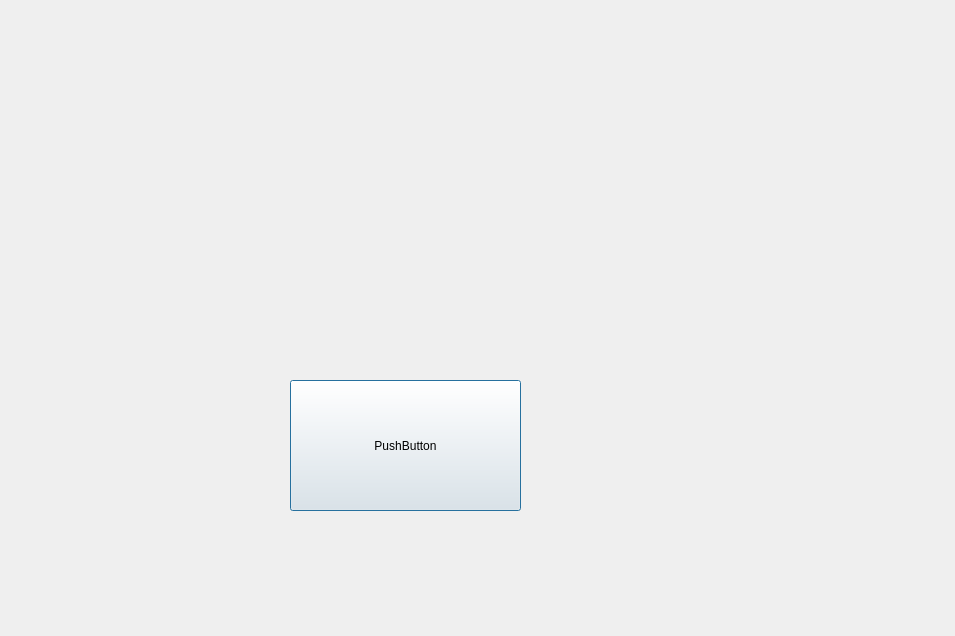
PPrzemko/PG2-DungeonCrawler, file startscreen.ui: the form before one commit.
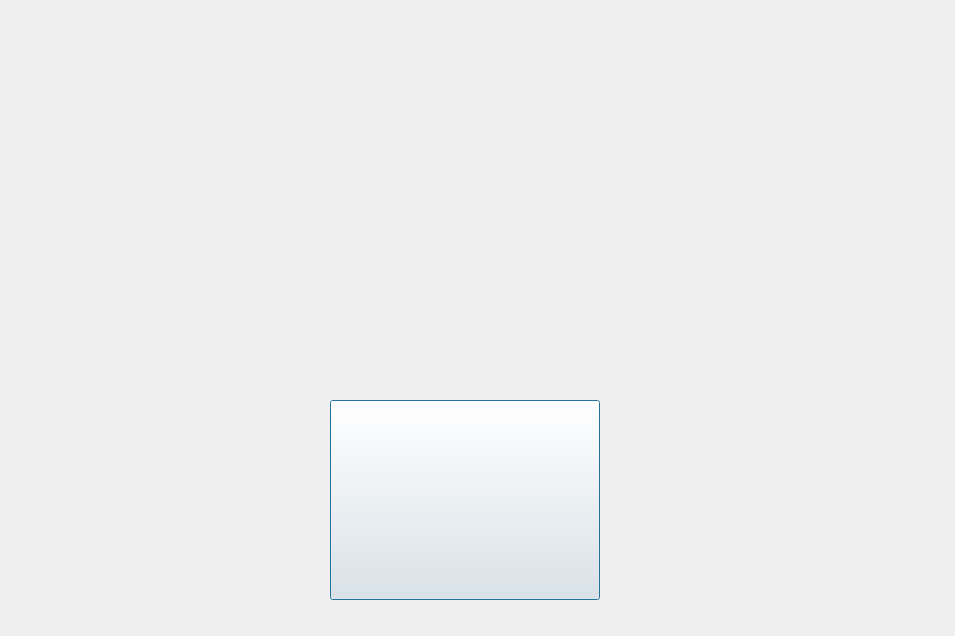
The form after the commit.

Commit message: added Resources and add Texture and Button

What changed in the file:
```diff
--- a/startscreen.ui
+++ b/startscreen.ui
@@ -16,16 +16,31 @@
   <widget class="QPushButton" name="pushButton">
    <property name="geometry">
     <rect>
-     <x>290</x>
-     <y>380</y>
-     <width>231</width>
-     <height>131</height>
+     <x>330</x>
+     <y>400</y>
+     <width>270</width>
+     <height>200</height>
     </rect>
    </property>
    <property name="text">
-    <string>PushButton</string>
+    <string/>
    </property>
   </widget>
+  <widget class="QLabel" name="LabelBackgroundImage">
+   <property name="geometry">
+    <rect>
+     <x>0</x>
+     <y>0</y>
+     <width>951</width>
+     <height>631</height>
+    </rect>
+   </property>
+   <property name="text">
+    <string/>
+   </property>
+  </widget>
+  <zorder>LabelBackgroundImage</zorder>
+  <zorder>ButtonStartGame</zorder>
  </widget>
  <resources/>
  <connections/>
```
Left out of the diff: 2 changed lines with no effect on the pictures. The commit also changes 4 other files.
